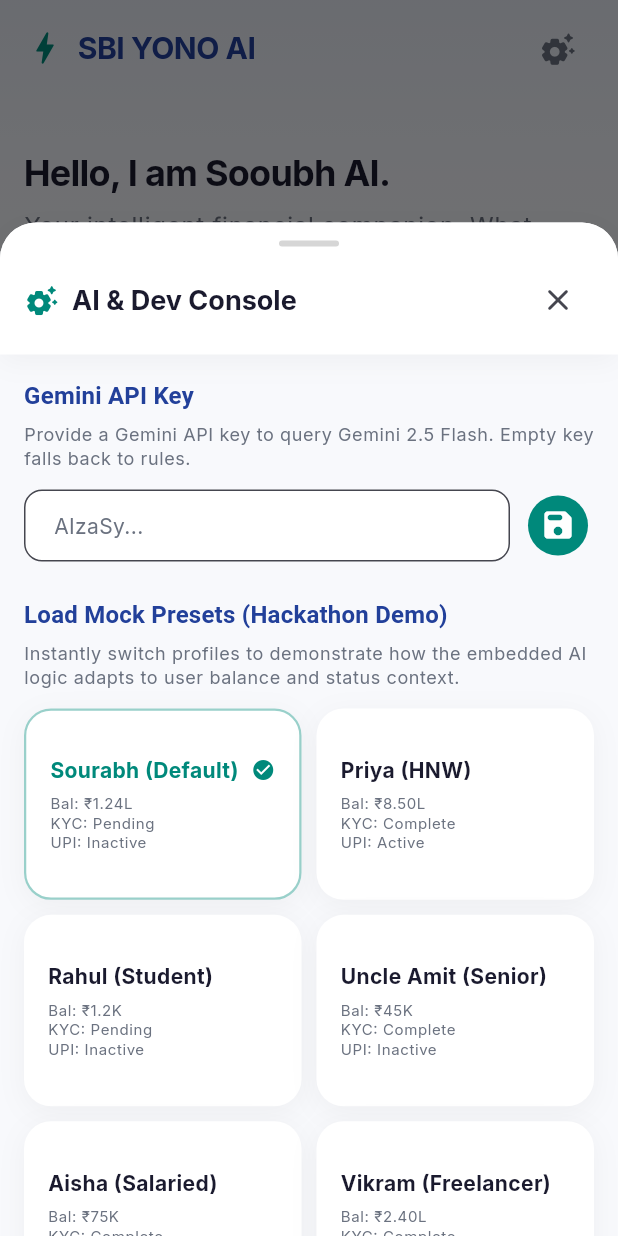
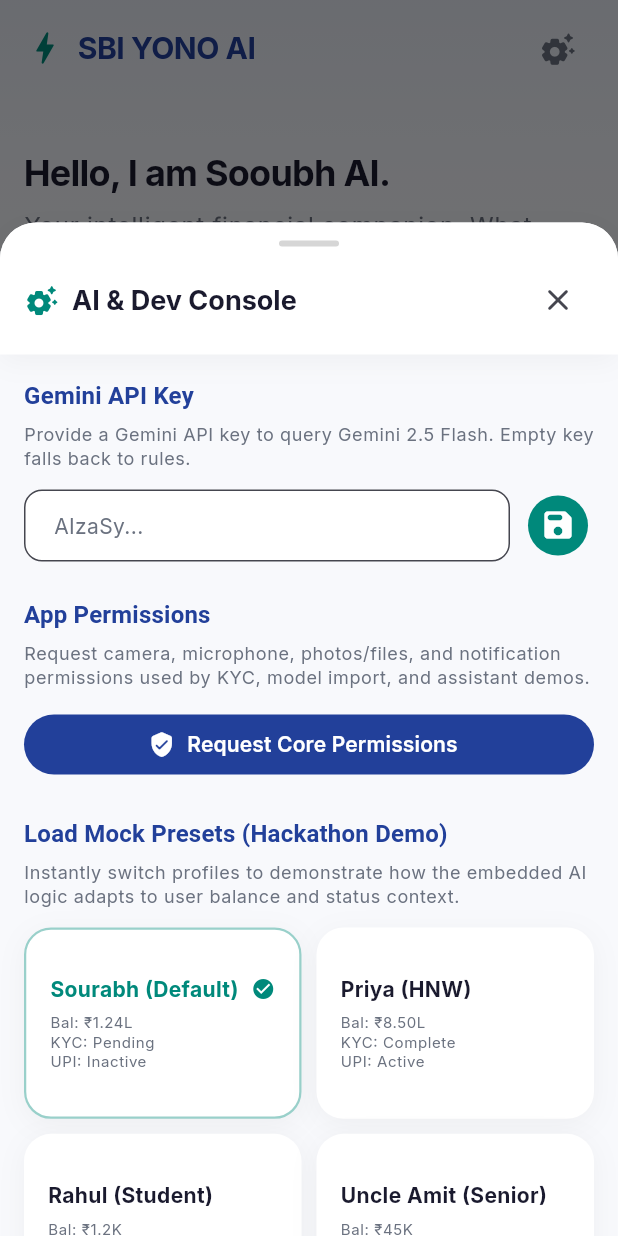
Before and after one commit to sooubh/sbi, a Flutter app: the OnboardingScreen screen opened by its route, after a tap on the "settings suggest" icon, on a phone screen of 412 x 824 dp. Run offline on Flutter 3.47's test engine with Material 3 defaults, Android fonts, the phone set to English and light mode, and no system bars; drawn by our look-alikes of flutter_animate; our stand-ins replace file_picker, fl_chart, flutter_riverpod, google_fonts, hive, hive_flutter and 1 more; accounts and stored records are empty.

Commit message:
Add GGUF validation and platform permissions

```diff
--- /dev/null
+++ b/lib/core/permissions/app_permissions.dart
@@ -0,0 +1,12 @@
+import 'package:permission_handler/permission_handler.dart';
+
+class AppPermissions {
+  static Future<Map<Permission, PermissionStatus>> requestCoreBankingPermissions() {
+    return [
+      Permission.camera,
+      Permission.microphone,
+      Permission.photos,
+      Permission.notification,
+    ].request();
+  }
+}
--- a/lib/core/routing/app_router.dart
+++ b/lib/core/routing/app_router.dart
@@ -1,6 +1,8 @@
 import 'package:flutter/material.dart';
+import 'package:flutter_riverpod/flutter_riverpod.dart';
 import '../constants/navigation_routes.dart';
 import '../../features/navigation/presentation/main_shell.dart';
+import '../../features/navigation/state/bottom_nav_state.dart';
 import '../../features/onboarding/presentation/onboarding_screen.dart';
 import '../../features/ai/presentation/model_settings_screen.dart';
 import '../../features/analytics/presentation/web_dashboard_screen.dart';
@@ -15,9 +17,54 @@
           builder: (_) => const OnboardingScreen(),
           settings: settings,
         );
+      case '/onboarding/kyc':
+        return MaterialPageRoute(
+          builder: (_) => const OnboardingScreen(
+            initialStep: OnboardingStep.videoKyc,
+          ),
+          settings: settings,
+        );
+      case '/onboarding/upi':
+        return MaterialPageRoute(
+          builder: (_) => const OnboardingScreen(
+            initialStep: OnboardingStep.upiSetup,
+          ),
+          settings: settings,
+        );
       case NavigationRoutes.mainShell:
+      case NavigationRoutes.home:
         return MaterialPageRoute(
-          builder: (_) => const MainShell(),
+          builder: (_) => const _TabRouteShell(tabIndex: 0),
+          settings: settings,
+        );
+      case NavigationRoutes.accounts:
+        return MaterialPageRoute(
+          builder: (_) => const _TabRouteShell(tabIndex: 1),
+          settings: settings,
+        );
+      case NavigationRoutes.services:
+      case '/services/fd':
+      case '/services/sip':
+      case '/services/insurance':
+        return MaterialPageRoute(
+          builder: (_) => const _TabRouteShell(tabIndex: 2),
+          settings: settings,
+        );
+      case NavigationRoutes.menu:
+      case '/card-control':
+        return MaterialPageRoute(
+          builder: (_) => const _TabRouteShell(tabIndex: 3),
+          settings: settings,
+        );
+      case NavigationRoutes.goalCreation:
+      case '/goals/create':
+        return MaterialPageRoute(
+          builder: (_) => const _TabRouteShell(tabIndex: 0),
+          settings: settings,
+        );
+      case NavigationRoutes.chat:
+        return MaterialPageRoute(
+          builder: (_) => const _TabRouteShell(tabIndex: 2),
           settings: settings,
         );
       case NavigationRoutes.modelSettings:
@@ -53,3 +100,17 @@
     }
   }
 }
+
+class _TabRouteShell extends ConsumerWidget {
+  final int tabIndex;
+
+  const _TabRouteShell({required this.tabIndex});
+
+  @override
+  Widget build(BuildContext context, WidgetRef ref) {
+    WidgetsBinding.instance.addPostFrameCallback((_) {
+      ref.read(bottomNavIndexProvider.notifier).state = tabIndex;
+    });
+    return const MainShell();
+  }
+}
--- a/lib/core/widgets/debug_panel.dart
+++ b/lib/core/widgets/debug_panel.dart
@@ -158,9 +158,9 @@
                           'liveEndpoint':
                               'BidiGenerateContent (bidirectional text streaming)',
                           'localModels':
-                              'TinyLlama 1.1B GGUF | Gemma 2B | Phi-3 Mini | Qwen 1.5B',
+                              'Offline demo KB profiles | GGUF runtime pending',
                           'routingLogic':
-                              'Rule → Llama.cpp (small) → Gemini (complex) → Fallback',
+                              'Rule → Offline demo KB (small) → Gemini (complex) → Fallback',
                           'proactiveBannerDismissed': proactiveDismissed.toString(),
                           'liveStreamedText': liveTyping.isEmpty
                               ? '(not yet received)'
@@ -229,7 +229,7 @@
                           'framework': 'Flutter Riverpod v2',
                           'stateManagement': 'Riverpod StateNotifier + Hive',
                           'aiStack':
-                              'Gemini 2.5 Flash (REST+Live WS) + Llama.cpp (GGUF mock) + Rule Engine',
+                              'Gemini 2.5 Flash (REST+Live WS) + Offline Demo KB + Rule Engine',
                           'websocket': 'web_socket_channel: ^3.0.1',
                           'charts': 'fl_chart: ^0.69.0',
                           'animations': 'flutter_animate: ^4.5.0',
--- a/lib/data/mock/mock_data.dart
+++ b/lib/data/mock/mock_data.dart
@@ -164,6 +164,7 @@
     const ServiceModel(id: 'acc_fd', name: 'Fixed Deposit', category: 'Accounts', isNew: true, badge: 'Recommended'),
     const ServiceModel(id: 'acc_rd', name: 'Recurring Deposit', category: 'Accounts'),
     const ServiceModel(id: 'acc_ppf', name: 'PPF Account', category: 'Accounts'),
+    const ServiceModel(id: 's_autosave', name: 'Auto-Save Round Up', category: 'Accounts', isNew: true, badge: 'Smart'),
 
     // Investments
     const ServiceModel(id: 'inv_sip', name: 'SIP Setup', category: 'Investments', isNew: true, badge: 'Hot'),
--- /dev/null
+++ b/lib/features/ai/engine/local_llama_engine.dart
@@ -0,0 +1,2 @@
+export 'local_llama_engine_stub.dart'
+    if (dart.library.io) 'local_llama_engine_io.dart';
--- a/lib/features/ai/presentation/ai_dev_config_modal.dart
+++ b/lib/features/ai/presentation/ai_dev_config_modal.dart
@@ -3,6 +3,7 @@
 import 'package:hive/hive.dart';
 import '../../../core/theme/app_theme.dart';
 import '../../../core/widgets/sooubh_card.dart';
+import '../../../core/permissions/app_permissions.dart';
 import '../../../data/repositories/state_providers.dart';
 import '../../../data/models/user_profile.dart';
 import '../../../data/mock/mock_data.dart';
@@ -127,6 +128,19 @@
     Navigator.of(context).pop();
   }
 
+  Future<void> _requestPermissions() async {
+    final result = await AppPermissions.requestCoreBankingPermissions();
+    if (!mounted) return;
+    final granted = result.values.where((status) => status.isGranted).length;
+    ScaffoldMessenger.of(context).showSnackBar(
+      SnackBar(
+        content: Text('Permissions checked: $granted/${result.length} granted.'),
+        backgroundColor: granted == result.length ? AppTheme.success : AppTheme.warning,
+        behavior: SnackBarBehavior.floating,
+      ),
+    );
+  }
+
   @override
   Widget build(BuildContext context) {
     final theme = Theme.of(context);
@@ -249,6 +263,29 @@
                   ),
                   const SizedBox(height: 24),
 
+                  Text(
+                    'App Permissions',
+                    style: theme.textTheme.titleMedium?.copyWith(
+                      fontWeight: FontWeight.bold,
+                      color: AppTheme.sbiBlue,
+                    ),
+                  ),
+                  const SizedBox(height: 6),
+                  Text(
+                    'Request camera, microphone, photos/files, and notification permissions used by KYC, model import, and assistant demos.',
+                    style: theme.textTheme.bodySmall,
+                  ),
+                  const SizedBox(height: 12),
+                  SizedBox(
+                    width: double.infinity,
+                    child: FilledButton.icon(
+                      onPressed: _requestPermissions,
+                      icon: const Icon(Icons.verified_user_rounded),
+                      label: const Text('Request Core Permissions'),
+                    ),
+                  ),
+                  const SizedBox(height: 24),
+
                   // Section 2: Mock Presets
                   Text(
                     'Load Mock Presets (Hackathon Demo)',
@@ -283,7 +320,7 @@
 
                   // Section 3: Offline Models
                   Text(
-                    'Offline llama.cpp LLMs',
+                    'Offline Demo Knowledge Base',
                     style: theme.textTheme.titleMedium?.copyWith(
                       fontWeight: FontWeight.bold,
                       color: AppTheme.sbiBlue,
@@ -292,7 +329,7 @@
                   ),
                   const SizedBox(height: 6),
                   Text(
-                    'Demonstrates on-device offline capability with local models.',
+                    'Demonstrates offline responses safely. Native llama.cpp/GGUF inference is not bundled in this build.',
                     style: theme.textTheme.bodySmall,
                   ),
                   const SizedBox(height: 12),
--- a/lib/features/ai/presentation/financial_coach_screen.dart
+++ b/lib/features/ai/presentation/financial_coach_screen.dart
@@ -100,7 +100,7 @@
         goals: goals,
         recommendations: recommendations,
         services: services,
-        activeModelName: activeModel.name,
+        activeModel: activeModel,
       );
       if (mounted) {
         setState(() {
@@ -159,7 +159,7 @@
       goals: goals,
       recommendations: recommendations,
       services: services,
-      activeModelName: activeModel.name,
+      activeModel: activeModel,
     );
 
     if (!mounted) return;
--- a/lib/features/onboarding/presentation/onboarding_screen.dart
+++ b/lib/features/onboarding/presentation/onboarding_screen.dart
@@ -19,14 +19,19 @@
 }
 
 class OnboardingScreen extends ConsumerStatefulWidget {
-  const OnboardingScreen({super.key});
+  final OnboardingStep initialStep;
+
+  const OnboardingScreen({
+    super.key,
+    this.initialStep = OnboardingStep.intentSelection,
+  });
 
   @override
   ConsumerState<OnboardingScreen> createState() => _OnboardingScreenState();
 }
 
 class _OnboardingScreenState extends ConsumerState<OnboardingScreen> with TickerProviderStateMixin {
-  OnboardingStep _currentStep = OnboardingStep.intentSelection;
+  late OnboardingStep _currentStep;
   late AnimationController _scannerController;
 
   // Forms & OCR State
@@ -50,6 +55,7 @@
   @override
   void initState() {
     super.initState();
+    _currentStep = widget.initialStep;
     _scannerController = AnimationController(
       vsync: this,
       duration: const Duration(seconds: 2),
@@ -167,7 +173,7 @@
       _isLinkingUpi = true;
     });
 
-    Timer(const Duration(seconds: 1800), () {
+    Timer(const Duration(milliseconds: 1800), () {
       if (!mounted) return;
       ref.read(userProfileProvider.notifier).enableUpi();
       setState(() {
--- a/lib/features/services/widgets/ai_chat_modal.dart
+++ b/lib/features/services/widgets/ai_chat_modal.dart
@@ -138,7 +138,7 @@
       goals: goals,
       recommendations: recommendations,
       services: services,
-      activeModelName: activeModel.name,
+      activeModel: activeModel,
     );
 
     if (!mounted) return;
--- a/pubspec.yaml
+++ b/pubspec.yaml
@@ -50,7 +50,10 @@
 
   # Helpers
   intl: ^0.19.0
+  http: ^1.2.2
   path_provider: ^2.1.3
+  file_picker: ^11.0.2
+  permission_handler: ^12.0.3
 
   # WebSocket support for Gemini Live API 2-way communication
   web_socket_channel: ^3.0.1
```
Also changed, not shown: lib/data/repositories/state_providers.dart (+61 -1 lines), lib/features/ai/engine/ai_engine.dart (+26 -19 lines), lib/features/ai/engine/local_llama_engine_io.dart (added, +107 -0 lines), lib/features/ai/engine/local_llama_engine_stub.dart (added, +59 -0 lines), lib/features/ai/presentation/model_settings_screen.dart (+108 -90 lines), 8 other files.
